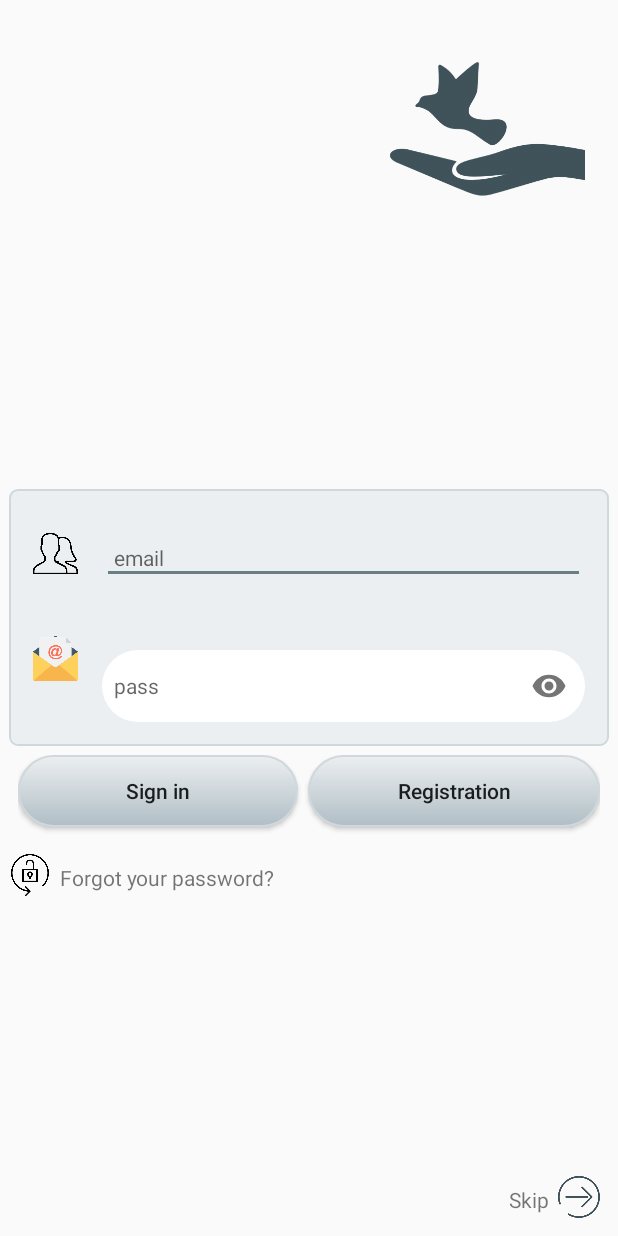
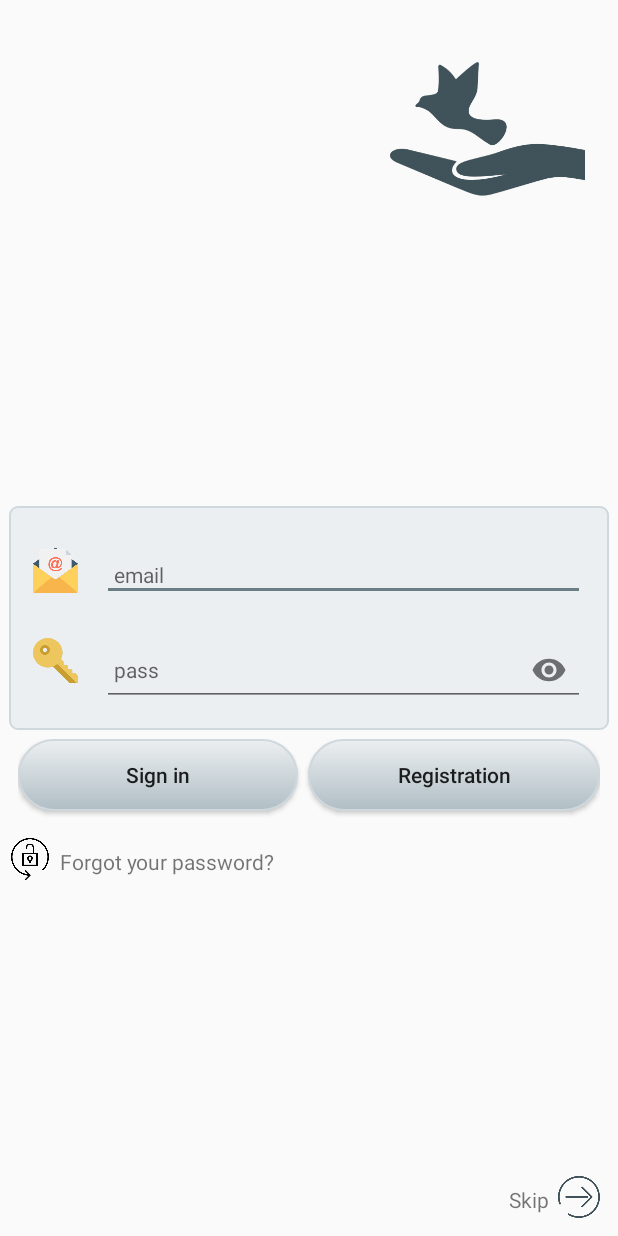
Before and after one commit to poster88/FerebassFBLogin, an Android app: the layout activity_login.xml on its own in the app's theme, with its tools: preview values and no code run, on a phone screen of 412 x 824 dp. Run offline under Robolectric (Android 15) with nearby library versions, the phone set to English and light mode, and no system bars.

```diff
--- a/app/src/main/AndroidManifest.xml
+++ b/app/src/main/AndroidManifest.xml
@@ -14,7 +14,8 @@
         android:supportsRtl="true"
         android:theme="@style/AppTheme">
         <activity android:name=".activity.LoginActivity"
-            android:screenOrientation="portrait">
+            android:screenOrientation="portrait"
+            android:theme="@style/AppTheme.NoActionBar">
             <intent-filter>
                 <action android:name="android.intent.action.MAIN" />
                 <category android:name="android.intent.category.LAUNCHER" />
--- a/app/src/main/java/com/example/user/loginwhithfb/activity/BaseActivity.java
+++ b/app/src/main/java/com/example/user/loginwhithfb/activity/BaseActivity.java
@@ -23,7 +23,6 @@ import com.bumptech.glide.load.engine.DiskCacheStrategy;
 import com.example.user.loginwhithfb.event.UpdateCompanyUI;
 import com.example.user.loginwhithfb.lisntener.MyValueEventListener;
 import com.example.user.loginwhithfb.R;
-import com.example.user.loginwhithfb.event.UpdateItem;
 import com.example.user.loginwhithfb.eventbus.BusProvider;
 import com.example.user.loginwhithfb.event.UpdateUIEvent;
 import com.example.user.loginwhithfb.model.CompaniesInfoTable;
--- a/app/src/main/java/com/example/user/loginwhithfb/activity/LoginActivity.java
+++ b/app/src/main/java/com/example/user/loginwhithfb/activity/LoginActivity.java
@@ -8,6 +8,7 @@ import android.widget.EditText;
 import android.widget.ImageView;
 import android.widget.TextView;
 
+import com.bumptech.glide.Glide;
 import com.example.user.loginwhithfb.R;
 import com.google.android.gms.tasks.OnCompleteListener;
 import com.google.android.gms.tasks.Task;
--- a/app/src/main/java/com/example/user/loginwhithfb/activity/SentPassToEmailActivity.java
+++ b/app/src/main/java/com/example/user/loginwhithfb/activity/SentPassToEmailActivity.java
@@ -79,7 +79,7 @@ public class SentPassToEmailActivity extends BaseActivity{
     }
 
     private void initUserData() {
-        if (!super.user.isAnonymous()){
+        if (super.user != null && !super.user.isAnonymous()){
             setEmail.setText(userModel.getEmail());
         }
     }
--- a/app/src/main/res/layout/activity_login.xml
+++ b/app/src/main/res/layout/activity_login.xml
@@ -14,7 +14,7 @@
         android:src="@drawable/dove_of_peace"
         android:layout_alignParentRight="true"
         android:tint="@color/colorPrimary"
-        android:layout_marginRight="16dp"/>
+        android:layout_marginRight="16dp" />
 
     <RelativeLayout
         android:id="@+id/loginContainer"
@@ -30,7 +30,7 @@
             android:layout_marginTop="28dp"
             android:layout_marginLeft="16dp"
             android:layout_marginRight="16dp"
-            android:src="@drawable/users_1" />
+            android:src="@drawable/email" />
 
         <android.support.design.widget.TextInputLayout
             android:id="@+id/inputTextEmail"
@@ -58,17 +58,17 @@
             android:id="@+id/user_pass_image"
             android:layout_width="30dp"
             android:layout_height="30dp"
-            android:layout_marginTop="40dp"
-            android:layout_marginLeft="16dp"
+            android:layout_marginTop="30dp"
             android:layout_marginRight="16dp"
             android:layout_below="@+id/user_login_image"
-            android:src="@drawable/email" />
+            android:src="@drawable/key"
+            android:layout_alignStart="@+id/user_login_image" />
 
         <android.support.design.widget.TextInputLayout
             android:id="@+id/inputTextPass"
             android:layout_width="match_parent"
             android:layout_height="wrap_content"
-            android:layout_marginTop="28dp"
+            android:layout_marginTop="6dp"
             android:layout_marginRight="16dp"
             android:layout_marginBottom="16dp"
             android:layout_below="@+id/inputTextEmail"
@@ -80,7 +80,6 @@
                 android:id="@+id/passEdit"
                 android:layout_width="match_parent"
                 android:layout_height="wrap_content"
-                android:background="@drawable/oval"
                 android:hint="@string/pass"
                 android:padding="8dp"
                 android:lines="1"
```
Also changed, not shown: app/src/main/java/com/example/user/loginwhithfb/model/Product.java (added, +13 -0 lines), app/src/main/res/drawable-hdpi/key.png (added), app/src/main/res/drawable-mdpi/key.png (added), app/src/main/res/drawable-xhdpi/key.png (added), app/src/main/res/drawable-xxhdpi/key.png (added), app/src/main/res/drawable-xxxhdpi/key.png (added).
